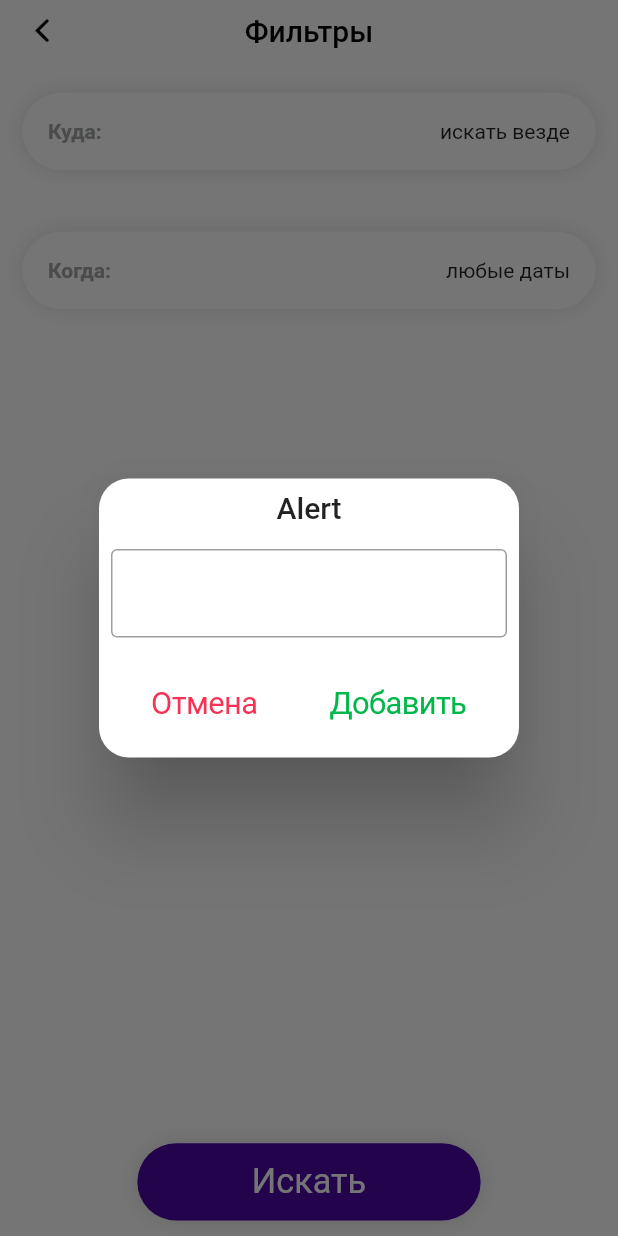
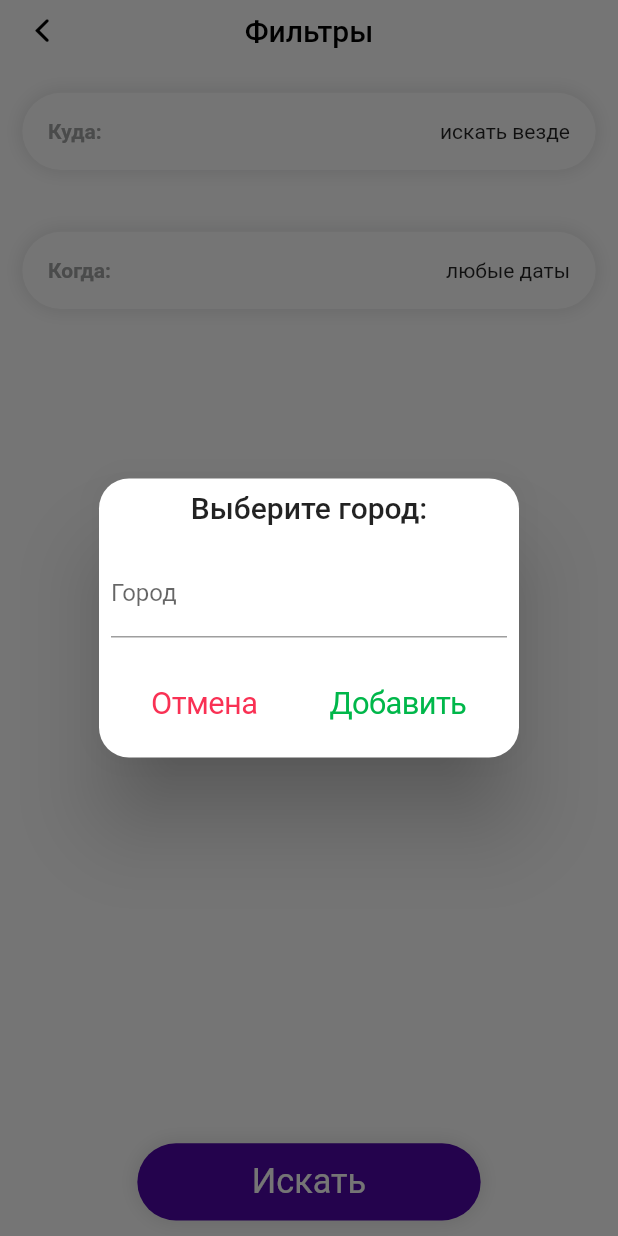
Before and after one commit to SerPan23/MAYLY, a Flutter app: the SearchFiltersPage screen opened directly, after a tap on "Куда:", on a phone screen of 412 x 824 dp. Run offline on Flutter 3.47's test engine with Material 2 defaults, Android fonts, the phone set to English and light mode, and no system bars; our stand-ins replace flutter_screenutil, get, salomon_bottom_bar; statements that could not run were skipped.

Commit message:
Update SearchFiltersPage.dart

```diff
--- a/mayly_client/lib/pages/SearchFiltersPage.dart
+++ b/mayly_client/lib/pages/SearchFiltersPage.dart
@@ -62,6 +62,7 @@ class SearchFiltersPage extends StatelessWidget {
                       onTap: () {
                         var placetmp;
                         Get.defaultDialog(
+                          title: "Выберите город:",
                           content: AutocompleteBasicExample(c: controller),
                           confirm: CupertinoButton(
                             onPressed: () {
@@ -244,7 +245,10 @@ class AutocompleteBasicExample extends StatelessWidget {
           FocusNode focusNode,
           VoidCallback onFieldSubmitted) {
         return TextField(
-          decoration: InputDecoration(border: OutlineInputBorder()),
+          decoration: InputDecoration(
+            border: UnderlineInputBorder(),
+            label: Text("Город"),
+          ),
           controller: textEditingController,
           focusNode: focusNode,
           onSubmitted: (String value) {},
```
